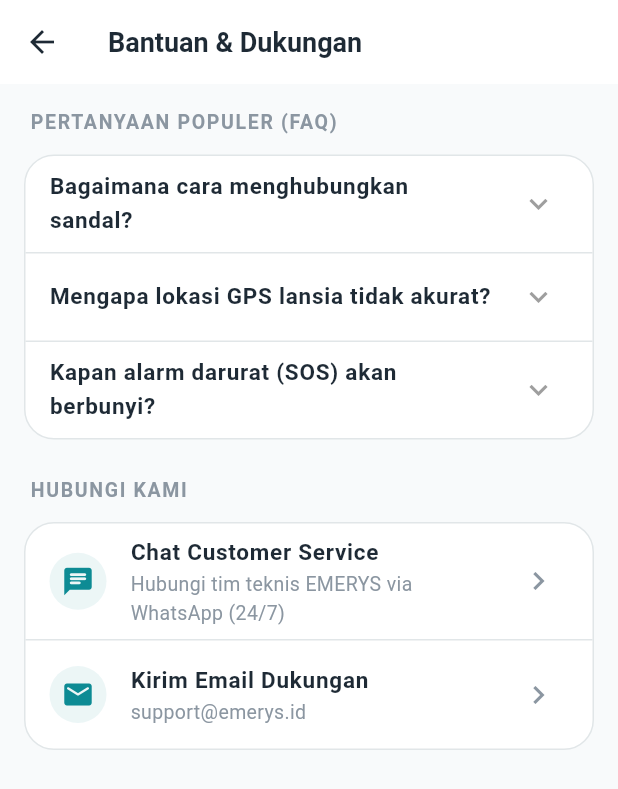
After one commit to Aulirma/smart_sandal, a Flutter app: the BantuanPage screen opened directly, on a phone screen of 412 x 824 dp. The commit adds this screen. Shown: the top 789 px of the screen. Run offline on Flutter 3.47's test engine with Material 3 defaults, Android fonts, the light colour scheme and no system bars.

Commit message:
Menambahkan Page Bantuan & Dukungan

```diff
--- /dev/null
+++ b/lib/pages/bantuan_page.dart
@@ -0,0 +1,201 @@
+import 'package:flutter/material.dart';
+
+class BantuanPage extends StatelessWidget {
+  const BantuanPage({super.key});
+
+  @override
+  Widget build(BuildContext context) {
+    const Color teal = Color(0xFF0D8B94);
+    const Color darkText = Color(0xFF1E2A35);
+    const Color grayText = Color(0xFF8B96A1);
+    const Color bgColor = Color(0xFFF8FAFB);
+
+    return Scaffold(
+      backgroundColor: bgColor,
+      appBar: AppBar(
+        backgroundColor: Colors.white,
+        elevation: 0,
+        scrolledUnderElevation: 0,
+        leading: IconButton(
+          icon: const Icon(Icons.arrow_back, color: darkText),
+          onPressed: () => Navigator.pop(context),
+        ),
+        title: const Text(
+          'Bantuan & Dukungan',
+          style: TextStyle(
+            color: darkText,
+            fontSize: 18,
+            fontWeight: FontWeight.bold,
+          ),
+        ),
+      ),
+      body: SingleChildScrollView(
+        padding: const EdgeInsets.all(16.0),
+        child: Column(
+          crossAxisAlignment: CrossAxisAlignment.start,
+          children: [
+            // Section 1 Heading
+            const Padding(
+              padding: EdgeInsets.only(left: 4.0, bottom: 12.0),
+              child: Text(
+                'PERTANYAAN POPULER (FAQ)',
+                style: TextStyle(
+                  color: grayText,
+                  fontSize: 13,
+                  fontWeight: FontWeight.bold,
+                  letterSpacing: 1.1,
+                ),
+              ),
+            ),
+
+            Container(
+              decoration: BoxDecoration(
+                color: Colors.white,
+                borderRadius: BorderRadius.circular(20),
+                border: Border.all(color: const Color(0xFFE1E6E8)),
+              ),
+              child: Theme(
+                data: Theme.of(context).copyWith(
+                  dividerColor: Colors.transparent,
+                ),
+                child: Column(
+                  children: [
+                    _buildExpansionTile(
+                      context,
+                      title: 'Bagaimana cara menghubungkan sandal?',
+                      subtitle: 'Pastikan Bluetooth ponsel Anda aktif, lalu buka menu Manajemen Perangkat dan pilih \'EMERYS Smart Sandal\' untuk memulai pairing.',
+                      iconColor: teal,
+                    ),
+                    const Divider(height: 1, color: Color(0xFFE1E6E8)),
+                    _buildExpansionTile(
+                      context,
+                      title: 'Mengapa lokasi GPS lansia tidak akurat?',
+                      subtitle: 'Modul GPS membutuhkan waktu beberapa saat untuk mengunci satelit. Pastikan lansia berada di area terbuka atau dekat jendela untuk akurasi terbaik.',
+                      iconColor: teal,
+                    ),
+                    const Divider(height: 1, color: Color(0xFFE1E6E8)),
+                    _buildExpansionTile(
+                      context,
+                      title: 'Kapan alarm darurat (SOS) akan berbunyi?',
+                      subtitle: 'Alarm akan berbunyi otomatis di ponsel pendamping jika sistem TinyML pada sandal mendeteksi akselerasi ekstrem atau perubahan orientasi yang mengindikasikan lansia terjatuh.',
+                      iconColor: teal,
+                    ),
+                  ],
+                ),
+              ),
+            ),
+
+            const SizedBox(height: 24),
+
+            const Padding(
+              padding: EdgeInsets.only(left: 4.0, bottom: 12.0),
+              child: Text(
+                'HUBUNGI KAMI',
+                style: TextStyle(
+                  color: grayText,
+                  fontSize: 13,
+                  fontWeight: FontWeight.bold,
+                  letterSpacing: 1.1,
+                ),
+              ),
+            ),
+
+            Container(
+              decoration: BoxDecoration(
+                color: Colors.white,
+                borderRadius: BorderRadius.circular(20),
+                border: Border.all(color: const Color(0xFFE1E6E8)),
+              ),
+              child: Column(
+                children: [
+                  ListTile(
+                    leading: Container(
+                      padding: const EdgeInsets.all(8),
+                      decoration: BoxDecoration(
+                        color: teal.withValues(alpha: 0.08),
+                        shape: BoxShape.circle,
+                      ),
+                      child: const Icon(Icons.chat_rounded, color: teal, size: 22),
+                    ),
+                    title: const Text(
+                      'Chat Customer Service',
+                      style: TextStyle(fontWeight: FontWeight.bold, color: darkText, fontSize: 15),
+                    ),
+                    subtitle: const Text(
+                      'Hubungi tim teknis EMERYS via WhatsApp (24/7)',
+                      style: TextStyle(color: grayText, fontSize: 13),
+                    ),
+                    trailing: const Icon(Icons.chevron_right, color: grayText),
+                    onTap: () {
+                      ScaffoldMessenger.of(context).showSnackBar(
+                        const SnackBar(content: Text('Membuka WhatsApp Chat...')),
+                      );
+                    },
+                  ),
+                  const Divider(height: 1, color: Color(0xFFE1E6E8)),
+                  ListTile(
+                    leading: Container(
+                      padding: const EdgeInsets.all(8),
+                      decoration: BoxDecoration(
+                        color: teal.withValues(alpha: 0.08),
+                        shape: BoxShape.circle,
+                      ),
+                      child: const Icon(Icons.email_rounded, color: teal, size: 22),
+                    ),
+                    title: const Text(
+                      'Kirim Email Dukungan',
+                      style: TextStyle(fontWeight: FontWeight.bold, color: darkText, fontSize: 15),
+                    ),
+                    subtitle: const Text(
+                      'support@emerys.id',
+                      style: TextStyle(color: grayText, fontSize: 13),
+                    ),
+                    trailing: const Icon(Icons.chevron_right, color: grayText),
+                    onTap: () {
+                      ScaffoldMessenger.of(context).showSnackBar(
+                        const SnackBar(content: Text('Membuka Aplikasi Email...')),
+                      );
+                    },
+                  ),
+                ],
+              ),
+            ),
+          ],
+        ),
+      ),
+    );
+  }
+
+  Widget _buildExpansionTile(
+    BuildContext context, {
+    required String title,
+    required String subtitle,
+    required Color iconColor,
+  }) {
+    return ExpansionTile(
+      iconColor: iconColor,
+      collapsedIconColor: Colors.grey,
+      title: Text(
+        title,
+        style: const TextStyle(
+          fontWeight: FontWeight.bold,
+          color: Color(0xFF1E2A35),
+          fontSize: 15,
+        ),
+      ),
+      children: [
+        Padding(
+          padding: const EdgeInsets.fromLTRB(16, 0, 16, 16),
+          child: Text(
+            subtitle,
+            style: TextStyle(
+              color: Colors.grey[700],
+              fontSize: 13,
+              height: 1.5,
+            ),
+          ),
+        ),
+      ],
+    );
+  }
+}
--- a/lib/pages/pengaturan_page.dart
+++ b/lib/pages/pengaturan_page.dart
@@ -3,6 +3,7 @@ import 'change_password_page.dart';
 import 'edit_profile_page.dart';
 import 'legal_policy_page.dart';
 import 'izin_app_page.dart';
+import 'bantuan_page.dart';
 
 class PengaturanPage extends StatefulWidget {
   final VoidCallback onBackPressed;
@@ -248,10 +249,19 @@ class _PengaturanPageState extends State<PengaturanPage> {
               setState(() => modeGelap = value);
             }),
           ),
-          _menuTile(
-            icon: Icons.help_outline,
-            title: 'Bantuan & Dukungan',
-            trailing: const Icon(Icons.chevron_right, color: grayText, size: 18),
+          InkWell(
+            onTap: () {
+              Navigator.push(
+                context,
+                MaterialPageRoute(builder: (context) => const BantuanPage()),
+              );
+            },
+            child: _menuTile(
+              icon: Icons.help_outline,
+              title: 'Bantuan & Dukungan',
+              trailing:
+                  const Icon(Icons.chevron_right, color: grayText, size: 18),
+            ),
           ),
           InkWell(
             onTap: () {
```
